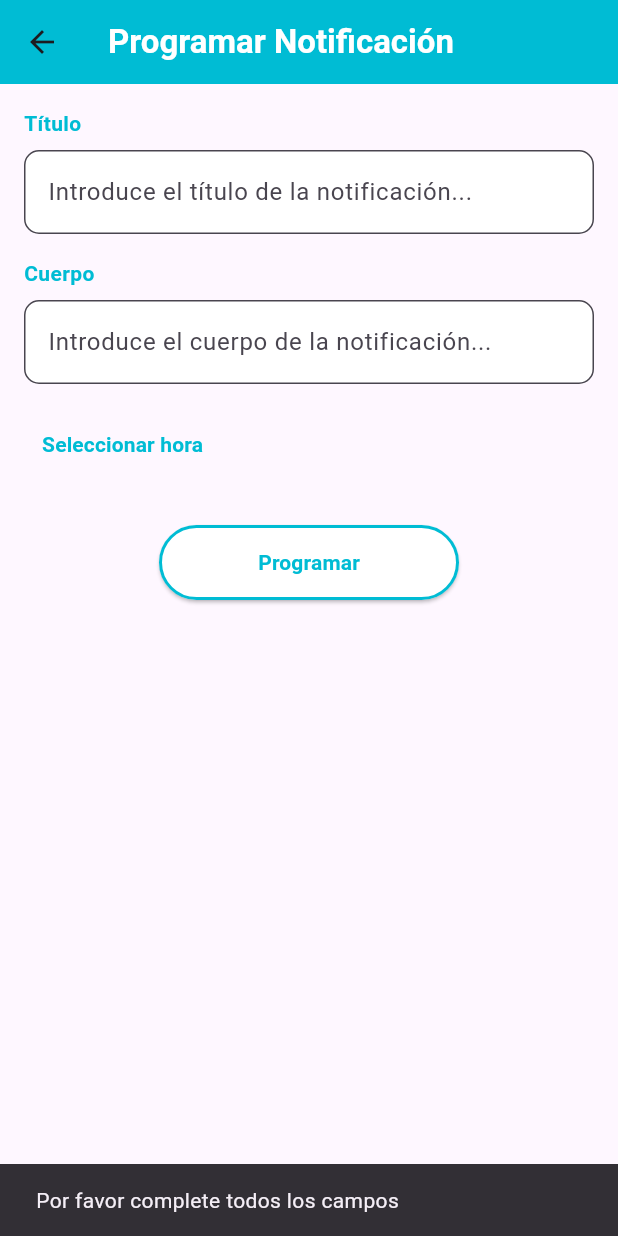
After one commit to Karla-A03/Petify, a Flutter app: the ProgramarNotificacionScreen screen opened by its route, after a tap on "Programar", on a phone screen of 412 x 824 dp. The commit adds this screen. Run offline on Flutter 3.47's test engine with Material 3 defaults, Android fonts, the phone set to English and light mode, and no system bars; our stand-ins replace cloud_firestore, firebase_auth, firebase_core, flutter_local_notifications, geolocator, image_picker and 1 more; missing offline and left inert: firebase_app_check; accounts and stored records are empty; network calls fail.

Commit message:
Añadiendo lo de notificaciones, programar etc

```diff
--- a/lib/main.dart
+++ b/lib/main.dart
@@ -8,8 +8,14 @@ import 'screens/register_screen.dart';
 import 'screens/home_screen.dart';
 import 'screens/register_pet.dart';
 import 'providers/mascota_provider.dart';
+import 'services/notification_service.dart';
+import 'package:timezone/data/latest.dart' as tz; // Importamos las zonas horarias
+import 'screens/programar_notificacion_screen.dart';
 
-Future <void> main() async {
+Future<void> main() async {
+  // Inicializa las zonas horarias antes de ejecutar la aplicación
+  tz.initializeTimeZones(); // Aquí se llama correctamente sin esperar un valor
+
   // Asegura que los widgets estén inicializados
   WidgetsFlutterBinding.ensureInitialized();
 
@@ -47,6 +53,7 @@ class MyApp extends StatelessWidget {
         '/register': (context) => RegisterScreen(),
         '/home': (context) => HomeScreen(userEmail: ModalRoute.of(context)!.settings.arguments as String), // Pantalla principal, pasando correo del us
         '/register_pet': (context) => RegisterPetScreen(userEmail: ModalRoute.of(context)!.settings.arguments as String),
+        '/programar_notificacion': (context) => ProgramarNotificacionScreen(),
       },
     );
   }
--- /dev/null
+++ b/lib/screens/programar_notificacion_screen.dart
@@ -0,0 +1,198 @@
+import 'package:flutter/material.dart';
+import 'package:flutter_local_notifications/flutter_local_notifications.dart';
+import 'package:intl/intl.dart'; // Para el manejo de fechas
+import 'package:timezone/timezone.dart' as tz; // Para manejo de zonas horarias
+import 'package:timezone/data/latest.dart' as tz; // Cargar las zonas horarias
+
+class ProgramarNotificacionScreen extends StatefulWidget {
+  @override
+  _ProgramarNotificacionScreenState createState() =>
+      _ProgramarNotificacionScreenState();
+}
+
+class _ProgramarNotificacionScreenState
+    extends State<ProgramarNotificacionScreen> {
+  final TextEditingController _tituloController = TextEditingController();
+  final TextEditingController _cuerpoController = TextEditingController();
+  TimeOfDay? _horaSeleccionada;
+
+  // Aquí se inicializa el servicio de notificaciones
+  final FlutterLocalNotificationsPlugin flutterLocalNotificationsPlugin =
+      FlutterLocalNotificationsPlugin();
+
+  Future<void> _initializeNotifications() async {
+    tz.initializeTimeZones(); // Inicializamos las zonas horarias sin esperar un valor de retorno
+
+    const AndroidInitializationSettings androidInitializationSettings =
+        AndroidInitializationSettings('@mipmap/ic_launcher'); // Ícono de la notificación
+    const InitializationSettings initializationSettings =
+        InitializationSettings(android: androidInitializationSettings);
+    await flutterLocalNotificationsPlugin.initialize(initializationSettings);
+
+    tz.setLocalLocation(tz.getLocation('America/Chicago')); // Establecer la zona horaria local
+  }
+
+  // Función para programar la notificación
+  Future<void> _programarNotificacion() async {
+    if (_tituloController.text.isEmpty || _cuerpoController.text.isEmpty || _horaSeleccionada == null) {
+      // Si falta algún dato, mostrar un error
+      ScaffoldMessenger.of(context).showSnackBar(
+        SnackBar(content: Text("Por favor complete todos los campos")),
+      );
+      return;
+    }
+
+    final now = DateTime.now();
+    final scheduledDate = DateTime(
+      now.year,
+      now.month,
+      now.day,
+      _horaSeleccionada!.hour,
+      _horaSeleccionada!.minute,
+    );
+
+    // Convertir DateTime a TZDateTime
+    tz.TZDateTime scheduledTZDateTime = tz.TZDateTime.from(scheduledDate, tz.local);
+
+    // Llamar a zonedScheduleNotification() con los datos proporcionados por el usuario
+    await flutterLocalNotificationsPlugin.zonedSchedule(
+      0,
+      _tituloController.text,
+      _cuerpoController.text,
+      scheduledTZDateTime,
+      const NotificationDetails(
+        android: AndroidNotificationDetails(
+          'your_channel_id',
+          'your_channel_name',
+          importance: Importance.high,
+          priority: Priority.high,
+          onlyAlertOnce: true,
+        ),
+      ),
+      matchDateTimeComponents: DateTimeComponents.time, // Solo programamos por hora
+      uiLocalNotificationDateInterpretation: UILocalNotificationDateInterpretation.absoluteTime, // Definimos la interpretación de la hora
+      androidScheduleMode: AndroidScheduleMode.exact, // Aquí se agrega el parámetro necesario
+    );
+
+    ScaffoldMessenger.of(context).showSnackBar(
+      SnackBar(content: Text("Notificación programada exitosamente")),
+    );
+  }
+
+  // Función para elegir la hora
+  Future<void> _seleccionarHora(BuildContext context) async {
+    final TimeOfDay? picked = await showTimePicker(
+      context: context,
+      initialTime: TimeOfDay.now(),
+    );
+    if (picked != null && picked != _horaSeleccionada)
+      setState(() {
+        _horaSeleccionada = picked;
+      });
+  }
+
+  @override
+  void initState() {
+    super.initState();
+    _initializeNotifications(); // Inicializar las notificaciones
+  }
+
+  @override
+  Widget build(BuildContext context) {
+    return Scaffold(
+      appBar: AppBar(
+        title: const Text(
+          'Programar Notificación',
+          style: TextStyle(color: Colors.white, fontWeight: FontWeight.bold),
+        ),
+        backgroundColor: const Color(0xFF00BCD4),
+      ),
+      body: SingleChildScrollView(
+        padding: const EdgeInsets.all(16.0),
+        child: Column(
+          crossAxisAlignment: CrossAxisAlignment.start,
+          children: [
+            _buildTextField(
+              label: 'Título',
+              controller: _tituloController,
+              hint: 'Introduce el título de la notificación...',
+            ),
+            const SizedBox(height: 16),
+            _buildTextField(
+              label: 'Cuerpo',
+              controller: _cuerpoController,
+              hint: 'Introduce el cuerpo de la notificación...',
+            ),
+            const SizedBox(height: 16),
+            _buildTimePickerButton(),
+            const SizedBox(height: 30),
+            Center(
+              child: ElevatedButton(
+                onPressed: _programarNotificacion,
+                style: ElevatedButton.styleFrom(
+                  backgroundColor: Colors.white,
+                  side: const BorderSide(color: Color(0xFF00BCD4), width: 2),
+                  minimumSize: const Size(200, 50),
+                ),
+                child: const Text(
+                  'Programar',
+                  style: TextStyle(
+                    color: Color(0xFF00BCD4),
+                    fontWeight: FontWeight.bold,
+                  ),
+                ),
+              ),
+            ),
+          ],
+        ),
+      ),
+    );
+  }
+
+  Widget _buildTextField({
+    required String label,
+    required TextEditingController controller,
+    String? hint,
+  }) {
+    return Column(
+      crossAxisAlignment: CrossAxisAlignment.start,
+      children: [
+        Text(
+          label,
+          style: const TextStyle(
+            fontWeight: FontWeight.bold,
+            color: Color(0xFF00BCD4),
+          ),
+        ),
+        const SizedBox(height: 8),
+        TextField(
+          controller: controller,
+          decoration: InputDecoration(
+            hintText: hint,
+            filled: true,
+            fillColor: Colors.white,
+            border: OutlineInputBorder(
+              borderRadius: BorderRadius.circular(10),
+              borderSide: const BorderSide(color: Color(0xFF00BCD4)),
+            ),
+          ),
+        ),
+      ],
+    );
+  }
+
+  Widget _buildTimePickerButton() {
+    return TextButton(
+      onPressed: () => _seleccionarHora(context),
+      child: Text(
+        _horaSeleccionada == null
+            ? 'Seleccionar hora'
+            : 'Hora seleccionada: ${_horaSeleccionada!.format(context)}',
+        style: const TextStyle(
+          color: Color(0xFF00BCD4),
+          fontWeight: FontWeight.bold,
+        ),
+      ),
+    );
+  }
+}
--- /dev/null
+++ b/lib/services/notification_service.dart
@@ -0,0 +1,62 @@
+import 'package:flutter_local_notifications/flutter_local_notifications.dart';
+import 'package:timezone/timezone.dart' as tz;
+import 'package:intl/intl.dart'; // Para formateo de fechas si es necesario
+
+class NotificationService {
+  final FlutterLocalNotificationsPlugin _flutterLocalNotificationsPlugin =
+      FlutterLocalNotificationsPlugin();
+
+  // Inicialización de la notificación
+  Future<void> initialize() async {
+    const AndroidInitializationSettings androidInitializationSettings =
+        AndroidInitializationSettings('@mipmap/ic_launcher'); // Ícono de la notificación
+    const InitializationSettings initializationSettings =
+        InitializationSettings(android: androidInitializationSettings);
+    await _flutterLocalNotificationsPlugin.initialize(initializationSettings);
+  }
+
+  // Método para mostrar una notificación INSTANTÁNEA
+  Future<void> showNotification(int id, String title, String body) async {
+    await _flutterLocalNotificationsPlugin.show(
+      id, // ID único de la notificación
+      title, // Título de la notificación
+      body, // Cuerpo de la notificación
+      const NotificationDetails(
+        android: AndroidNotificationDetails(
+          'your_channel_id', // ID del canal de notificación
+          'your_channel_name', // Nombre del canal visible al usuario
+          channelDescription: 'your_channel_description', // Descripción del canal
+          importance: Importance.high, // Importancia alta para que sea visible
+          priority: Priority.high, // Prioridad alta para aparecer de inmediato
+          ticker: 'ticker', // Texto breve que se puede mostrar en la barra de estado
+        ),
+      ),
+    );
+  }
+
+  // Método para PROGRAMAR una notificación en un horario específico
+  Future<void> zonedScheduleNotification(
+      int id, String title, String body, DateTime scheduledDate) async {
+    // Convertir DateTime a TZDateTime
+    tz.TZDateTime scheduledDateTime = tz.TZDateTime.from(scheduledDate, tz.local);
+
+    await _flutterLocalNotificationsPlugin.zonedSchedule(
+      id, // ID único de la notificación programada
+      title, // Título de la notificación
+      body, // Cuerpo de la notificación
+      scheduledDateTime, // Fecha y hora programada
+      const NotificationDetails(
+        android: AndroidNotificationDetails(
+          'your_channel_id', // ID del canal de notificación
+          'your_channel_name', // Nombre del canal visible al usuario
+          channelDescription: 'your_channel_description', // Descripción del canal
+          importance: Importance.high, // Importancia alta
+          priority: Priority.high, // Prioridad alta
+          ticker: 'ticker',
+        ),
+      ),
+      uiLocalNotificationDateInterpretation: UILocalNotificationDateInterpretation.absoluteTime, // Interpretar la fecha exacta
+      androidScheduleMode: AndroidScheduleMode.exactAllowWhileIdle, // Permitir notificaciones aunque el dispositivo esté inactivo
+    );
+  }
+}
```
Also changed, not shown: lib/widgets/app_drawer.dart (+17 -0 lines), pubspec.yaml (+9 -0 lines), pubspec.lock, 3 other files.
